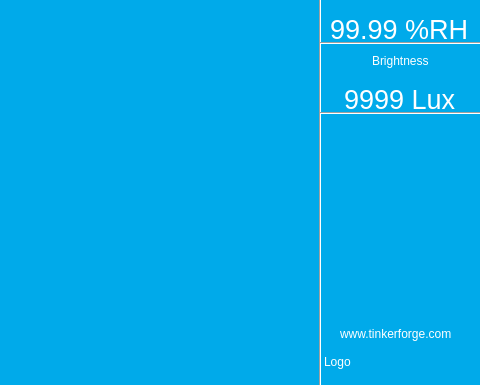
Old version of the form software/demo/ui/mainwindow.ui in the repository Tinkerforge/thermal-imaging-bricklet; both pictures show x 320 to 800 and y 95 to 480 of the 800 by 480 pixel window.
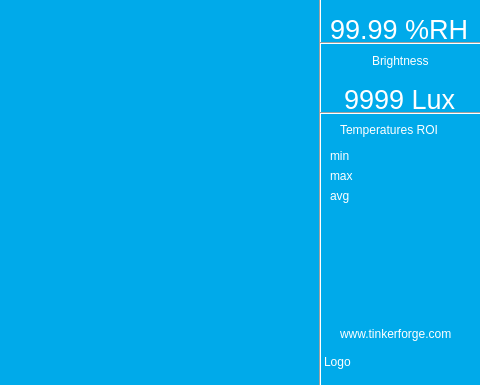
New version of the form.

Commit message: Final version but with performance problems

The edit to the form file:
```diff
--- a/software/demo/ui/mainwindow.ui
+++ b/software/demo/ui/mainwindow.ui
@@ -501,6 +501,58 @@
      <string>www.tinkerforge.com</string>
     </property>
    </widget>
+   <widget class="QLabel" name="label_5">
+    <property name="geometry">
+     <rect>
+      <x>660</x>
+      <y>210</y>
+      <width>131</width>
+      <height>29</height>
+     </rect>
+    </property>
+    <property name="text">
+     <string>Temperatures ROI</string>
+    </property>
+   </widget>
+   <widget class="QLabel" name="label_6">
+    <property name="geometry">
+     <rect>
+      <x>650</x>
+      <y>240</y>
+      <width>31</width>
+      <height>21</height>
+     </rect>
+    </property>
+    <property name="text">
+     <string>min</string>
+    </property>
+   </widget>
+   <widget class="QLabel" name="label_7">
+    <property name="geometry">
+     <rect>
+      <x>650</x>
+      <y>260</y>
+      <width>31</width>
+      <height>21</height>
+     </rect>
+    </property>
+    <property name="text">
+     <string>max</string>
+    </property>
+   </widget>
+   <widget class="QLabel" name="label_8">
+    <property name="geometry">
+     <rect>
+      <x>650</x>
+      <y>280</y>
+      <width>31</width>
+      <height>21</height>
+     </rect>
+    </property>
+    <property name="text">
+     <string>avg</string>
+    </property>
+   </widget>
   </widget>
  </widget>
  <resources/>
```
Left out of the diff: 3 changed lines with no effect on the pictures. The commit also changes 2 other files.
